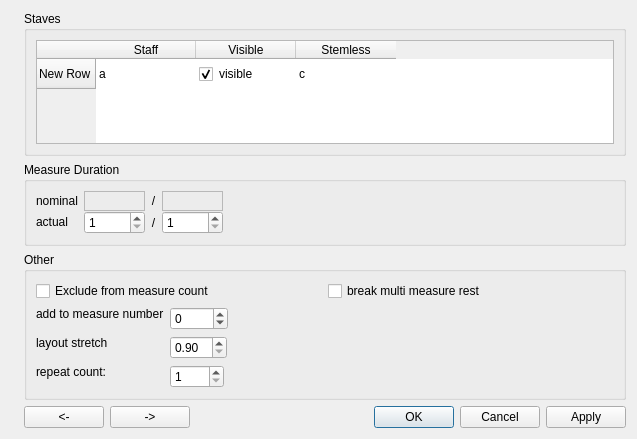
Above: mscore/mscore/measureproperties.ui from musescore/musescore-old before the change. Below: the same form after it.
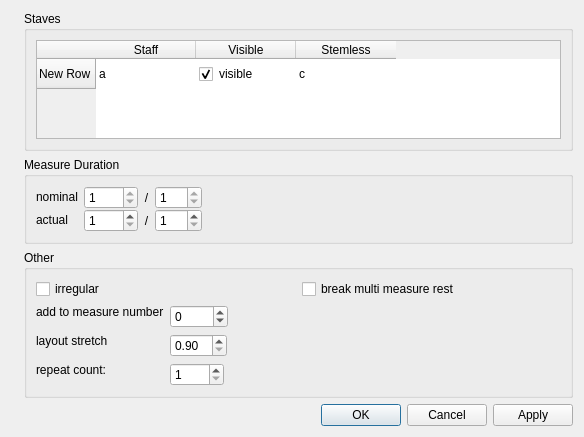
That is the form after the change. Icons and pictures are not drawn. Custom widgets are drawn as their Qt base class.

Patch:
```diff
--- a/mscore/mscore/measureproperties.ui
+++ b/mscore/mscore/measureproperties.ui
@@ -9,8 +9,8 @@
    <rect>
     <x>0</x>
     <y>0</y>
-    <width>637</width>
-    <height>439</height>
+    <width>584</width>
+    <height>437</height>
    </rect>
   </property>
   <property name="windowTitle">
@@ -46,7 +46,7 @@
           <string>Staves</string>
          </property>
          <property name="flat">
-          <bool>false</bool>
+          <bool>true</bool>
          </property>
          <layout class="QVBoxLayout" name="verticalLayout">
           <item>
@@ -124,7 +124,7 @@
           <string>Measure Duration</string>
          </property>
          <property name="flat">
-          <bool>false</bool>
+          <bool>true</bool>
          </property>
          <layout class="QGridLayout">
           <property name="verticalSpacing">
@@ -143,7 +143,20 @@
             </property>
            </widget>
           </item>
-          <item row="0" column="3">
+          <item row="0" column="1">
+           <widget class="QSpinBox" name="nominalZ">
+            <property name="readOnly">
+             <bool>true</bool>
+            </property>
+            <property name="minimum">
+             <number>1</number>
+            </property>
+            <property name="maximum">
+             <number>9999</number>
+            </property>
+           </widget>
+          </item>
+          <item row="0" column="2">
            <widget class="QLabel" name="label_3">
             <property name="text">
              <string>/</string>
@@ -166,17 +179,17 @@
             </property>
            </widget>
           </item>
-          <item row="1" column="1" colspan="2">
+          <item row="1" column="1">
            <widget class="QSpinBox" name="actualZ">
             <property name="minimum">
              <number>1</number>
             </property>
             <property name="maximum">
-             <number>10000</number>
+             <number>63</number>
             </property>
            </widget>
           </item>
-          <item row="1" column="3">
+          <item row="1" column="2">
            <widget class="QLabel" name="label_4">
             <property name="text">
              <string>/</string>
@@ -186,7 +199,7 @@
             </property>
            </widget>
           </item>
-          <item row="0" column="6">
+          <item row="0" column="5">
            <spacer>
             <property name="orientation">
              <enum>Qt::Horizontal</enum>
@@ -199,45 +212,26 @@
             </property>
            </spacer>
           </item>
-          <item row="1" column="4" colspan="2">
+          <item row="1" column="3">
            <widget class="Awl::DenominatorSpinBox" name="actualN">
             <property name="minimum">
              <number>1</number>
             </property>
             <property name="maximum">
-             <number>10000</number>
+             <number>32</number>
             </property>
            </widget>
           </item>
-          <item row="0" column="4" colspan="2">
-           <widget class="QLabel" name="nominalN">
-            <property name="autoFillBackground">
-             <bool>false</bool>
+          <item row="0" column="3">
+           <widget class="QSpinBox" name="nominalN">
+            <property name="readOnly">
+             <bool>true</bool>
             </property>
-            <property name="frameShape">
-             <enum>QFrame::StyledPanel</enum>
+            <property name="minimum">
+             <number>1</number>
             </property>
-            <property name="frameShadow">
-             <enum>QFrame::Sunken</enum>
-            </property>
-            <property name="text">
-             <string/>
-            </property>
-           </widget>
-          </item>
-          <item row="0" column="1" colspan="2">
-           <widget class="QLabel" name="nominalZ">
-            <property name="autoFillBackground">
-             <bool>false</bool>
-            </property>
-            <property name="frameShape">
-             <enum>QFrame::StyledPanel</enum>
-            </property>
-            <property name="frameShadow">
-             <enum>QFrame::Sunken</enum>
-            </property>
-            <property name="text">
-             <string notr="true"/>
+            <property name="maximum">
+             <number>256</number>
             </property>
            </widget>
           </item>
@@ -262,7 +256,7 @@
           <string>Other</string>
          </property>
          <property name="flat">
-          <bool>false</bool>
+          <bool>true</bool>
          </property>
          <layout class="QGridLayout" name="gridLayout">
           <item row="0" column="0">
@@ -271,7 +265,7 @@
              <string>do not count</string>
             </property>
             <property name="text">
-             <string>Exclude from measure count</string>
+             <string>irregular</string>
             </property>
            </widget>
           </item>
@@ -305,12 +299,6 @@
             </item>
             <item row="0" column="1">
              <widget class="QSpinBox" name="measureNumberOffset">
-              <property name="sizePolicy">
-               <sizepolicy hsizetype="Preferred" vsizetype="Fixed">
-                <horstretch>0</horstretch>
-                <verstretch>0</verstretch>
-               </sizepolicy>
-              </property>
               <property name="minimum">
                <number>-9999</number>
               </property>
@@ -334,12 +322,6 @@
             </item>
             <item row="1" column="1">
              <widget class="QDoubleSpinBox" name="layoutStretch">
-              <property name="sizePolicy">
-               <sizepolicy hsizetype="Preferred" vsizetype="Fixed">
-                <horstretch>0</horstretch>
-                <verstretch>0</verstretch>
-               </sizepolicy>
-              </property>
               <property name="minimum">
                <double>0.900000000000000</double>
               </property>
@@ -363,12 +345,6 @@
             </item>
             <item row="2" column="1">
              <widget class="QSpinBox" name="count">
-              <property name="sizePolicy">
-               <sizepolicy hsizetype="Preferred" vsizetype="Fixed">
-                <horstretch>0</horstretch>
-                <verstretch>0</verstretch>
-               </sizepolicy>
-              </property>
               <property name="minimum">
                <number>1</number>
               </property>
@@ -383,44 +359,14 @@
         </widget>
        </item>
        <item>
-        <layout class="QHBoxLayout" name="horizontalLayout_2">
-         <property name="topMargin">
-          <number>0</number>
+        <widget class="QDialogButtonBox" name="buttonBox">
+         <property name="orientation">
+          <enum>Qt::Horizontal</enum>
          </property>
-         <property name="bottomMargin">
-          <number>0</number>
+         <property name="standardButtons">
+          <set>QDialogButtonBox::Apply|QDialogButtonBox::Cancel|QDialogButtonBox::Ok</set>
          </property>
-         <item>
-          <widget class="QPushButton" name="previousButton">
-           <property name="toolTip">
-            <string>goto previous measure</string>
-           </property>
-           <property name="text">
-            <string>&lt;-</string>
-           </property>
-          </widget>
-         </item>
-         <item>
-          <widget class="QPushButton" name="nextButton">
-           <property name="toolTip">
-            <string>goto next measure</string>
-           </property>
-           <property name="text">
-            <string>-&gt;</string>
-           </property>
-          </widget>
-         </item>
-         <item>
-          <widget class="QDialogButtonBox" name="buttonBox">
-           <property name="orientation">
-            <enum>Qt::Horizontal</enum>
-           </property>
-           <property name="standardButtons">
-            <set>QDialogButtonBox::Apply|QDialogButtonBox::Cancel|QDialogButtonBox::Ok</set>
-           </property>
-          </widget>
-         </item>
-        </layout>
+        </widget>
        </item>
       </layout>
      </item>
```
Left out of the diff: 4 changed lines with no effect on the pictures.
